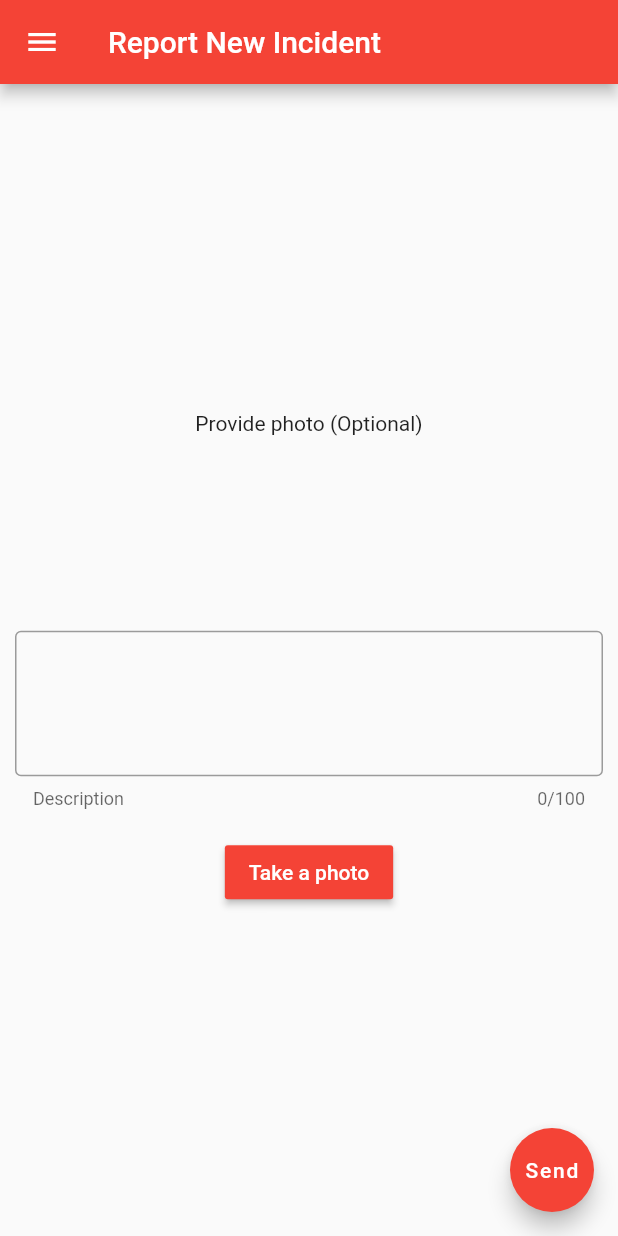
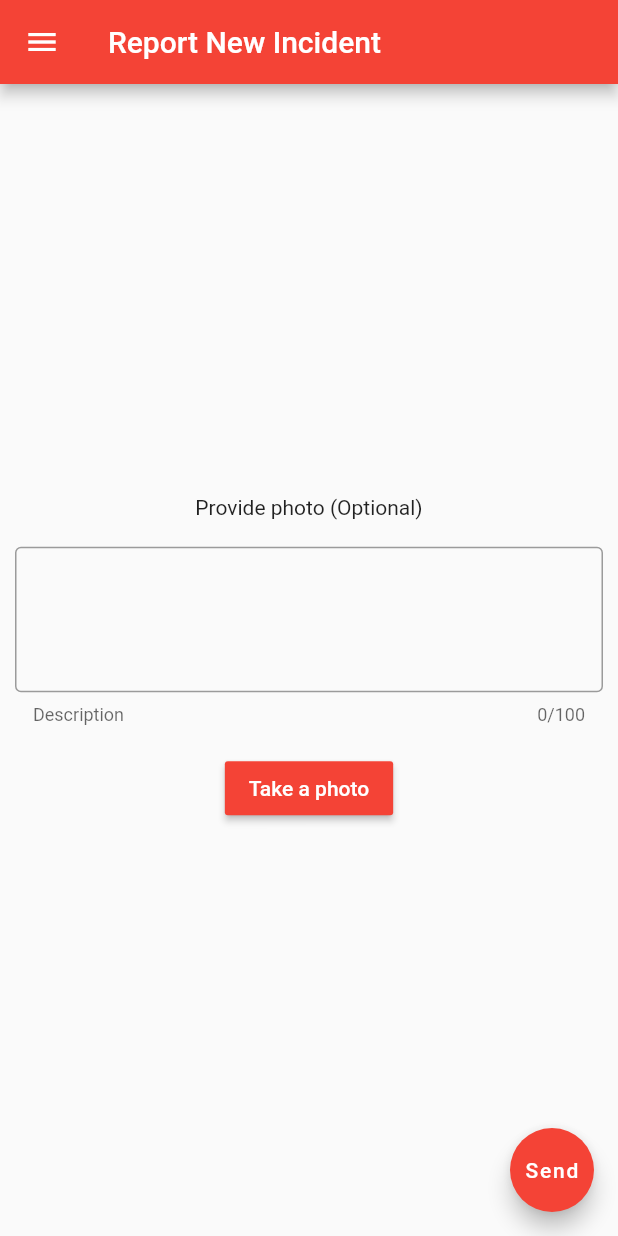
Before and after one commit to szymani/Lugar.Mobile, a Flutter app: the screen it shows after launch, on a phone screen of 412 x 824 dp. Run offline on Flutter 3.47's test engine with Material 2 defaults, Android fonts, the phone set to English and light mode, and no system bars; our stand-ins replace camera, location.

Commit message:
Clean up; Dynamic image size; out of bound error fix; image size reduction

```diff
--- a/lib/main.dart
+++ b/lib/main.dart
@@ -1,5 +1,6 @@
 import 'dart:async';
 import 'dart:convert';
+import 'dart:io' as Io;
 import 'dart:io';
 
 import 'package:flutter/material.dart';
@@ -8,11 +9,9 @@ import 'package:http/http.dart' as http;
 import 'package:camera/camera.dart';
 import 'package:path_provider/path_provider.dart';
 import 'package:path/path.dart' show join;
-
+import 'package:image/image.dart' as img;
 
 String globalpath = "";
-
-//void main() => runApp(MyApp());
 
 Future<void> main() async {
   // Obtain a list of the available cameras on the device.
@@ -35,15 +34,6 @@ class MyApp extends StatelessWidget {
     return MaterialApp(
       title: 'Lugar Mobile',
       theme: ThemeData(
-        // This is the theme of your application.
-        //
-        // Try running your application with "flutter run". You'll see the
-        // application has a blue toolbar. Then, without quitting the app, try
-        // changing the primarySwatch below to Colors.green and then invoke
-        // "hot reload" (press "r" in the console where you ran "flutter run",
-        // or simply save your changes to "hot reload" in a Flutter IDE).
-        // Notice that the counter didn't reset back to zero; the application
-        // is not restarted.
         primarySwatch: Colors.red,
       ),
       home: MyHomePage(title: 'Report New Incident', camera: firstCamera,),
@@ -54,16 +44,6 @@ class MyApp extends StatelessWidget {
 class MyHomePage extends StatefulWidget {
   final CameraDescription camera;
   MyHomePage({Key key, this.title, this.camera,}) : super(key: key);
-
-  // This widget is the home page of your application. It is stateful, meaning
-  // that it has a State object (defined below) that contains fields that affect
-  // how it looks.
-
-  // This class is the configuration for the state. It holds the values (in this
-  // case the title) provided by the parent (in this case the App widget) and
-  // used by the build method of the State. Fields in a Widget subclass are
-  // always marked "final".
-
   final String title;
 
   @override
@@ -82,14 +62,7 @@ class _MyHomePageState extends State<MyHomePage> {
 
   void _incrementCounter() {
     setState(() {
-      // This call to setState tells the Flutter framework that something has
-      // changed in this State, which causes it to rerun the build method below
-      // so that the display can reflect the updated values. If we changed
-      // _counter without calling setState(), then the build method would not be
-      // called again, and so nothing would appear to happen.
       _counter++;
-
-      loc = " asda";
     });
   }
   Future<Map<String, double>> _getLocation() async {
@@ -100,8 +73,13 @@ class _MyHomePageState extends State<MyHomePage> {
       currentLocation = null;
     }
     userLocation = currentLocation;
-    File imageFile = new File(globalpath);
-    List<int> imageBytes = imageFile.readAsBytesSync();
+    //File imageFile = new File(globalpath);
+    // List<int> imageBytes = imageFile.readAsBytesSync();        //working but huge
+    // String base64Image = base64Encode(imageBytes);
+
+    img.Image bigImage = img.decodeImage(new Io.File(globalpath).readAsBytesSync());
+    img.Image smallImage = img.copyResize(bigImage,height: 120);
+    List<int> imageBytes = smallImage.getBytes();
     String base64Image = base64Encode(imageBytes);
 
     var data =  jsonEncode(
@@ -142,24 +120,8 @@ void _showDialog()
       },
   );
 }
-
-  // void fetchData() async {
-  //   var result = await get('http://10.160.41.211:5000/api/reports/add?' +
-  //   'ImageUrl=' + 'Daniel' +
-  //   '&Description=' + description_text +
-  //   '&Longtitude=' + userLocation["longitude"].toString() +
-  //   '&Latitude=' + userLocation["longitude"].toString() +
-  //   '&Category=' + 'garbagesadasdsad');
-  // }
-
   @override
   Widget build(BuildContext context) {
-    // This method is rerun every time setState is called, for instance as done
-    // by the _incrementCounter method above.
-    //
-    // The Flutter framework has been optimized to make rerunning build methods
-    // fast, so that you can just rebuild anything that needs updating rather
-    // than having to individually change instances of widgets.
     return Scaffold(
       drawer: Drawer(
         child: ListView(
@@ -167,10 +129,10 @@ void _showDialog()
             ListTile(
               title: Text("Start"),
               trailing: Icon(Icons.arrow_forward),
-              // onTap: ()
-              // {
-              //   Navigator.of(context).pop();
-              // }
+              onTap: ()
+              {
+                Navigator.of(context).pop();
+              }
             ),
             ListTile(
               title: Text("History"),
@@ -189,10 +151,6 @@ void _showDialog()
               trailing: Icon(Icons.arrow_forward),
             ),
             ListTile(
-              title: Text("\n\n\n\n\n\n\n\n\n\n\n\n\n\n\n\n\n\n\n"),
-              //trailing: Icon(Icons.arrow_forward),
-            ),
-            ListTile(
               title: Text("About"),
               trailing: Icon(Icons.arrow_forward),
             ),
@@ -200,46 +158,24 @@ void _showDialog()
         ),
       ),
       appBar: AppBar(
-        // Here we take the value from the MyHomePage object that was created by
-        // the App.build method, and use it to set our appbar title.
         title: Text(widget.title),
       ),
       body: Center(
-
-        // Center is a layout widget. It takes a single child and positions it
-        // in the middle of the parent.
         child: Column(
-          // Column is also layout widget. It takes a list of children and
-          // arranges them vertically. By default, it sizes itself to fit its
-          // children horizontally, and tries to be as tall as its parent.
-          //
-          // Invoke "debug painting" (press "p" in the console, choose the
-          // "Toggle Debug Paint" action from the Flutter Inspector in Android
-          // Studio, or the "Toggle Debug Paint" command in Visual Studio Code)
-          // to see the wireframe for each widget.
-          //
-          // Column has various properties to control how it sizes itself and
-          // how it positions its children. Here we use mainAxisAlignment to
-          // center the children vertically; the main axis here is the vertical
-          // axis because Columns are vertical (the cross axis would be
-          // horizontal).
           mainAxisAlignment: MainAxisAlignment.center,
           children: <Widget>[
-
-
-            Container(
+            Flexible(
+              child: Container(
                 margin:EdgeInsets.all(8.0),
                 child:
                   globalpath==""
                   ? Text(
-                  'Provide photo (Optional)\n\n\n\n\n\n\n',
+                    'Provide photo (Optional)',
                   )
                   : Image.file(
-
                     File(globalpath),
-                  height: 200,
-                  width: 150,
                     fit:BoxFit.fill
+                  ),
               ),
             ),
 
@@ -293,10 +229,13 @@ void _showDialog()
         child: Text(
               'Send',
             ),
-      ), // This trailing comma makes auto-formatting nicer for build methods.
+      ),
     );
   }
 }
+
+
+
 // A screen that allows users to take a picture using a given camera
 class TakePictureScreen extends StatefulWidget {
   final CameraDescription camera;
--- a/pubspec.yaml
+++ b/pubspec.yaml
@@ -24,7 +24,7 @@ dependencies:
   camera: ^0.5.2+1
   path_provider: ^1.1.0
   path: ^1.6.2
-
+  image: ^2.1.4
   # The following adds the Cupertino Icons font to your application.
   # Use with the CupertinoIcons class for iOS style icons.
   cupertino_icons: ^0.1.2
```
Also changed, not shown: pubspec.lock. Lines whose indentation alone changed are shown as unchanged.
